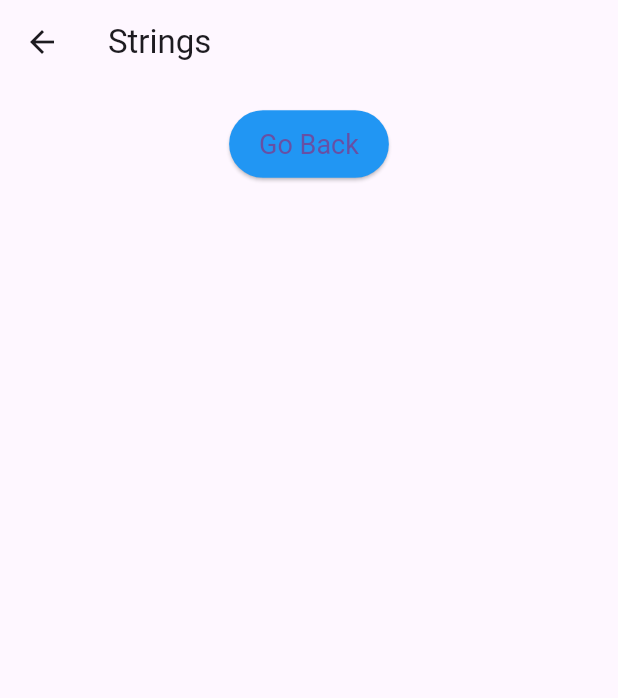
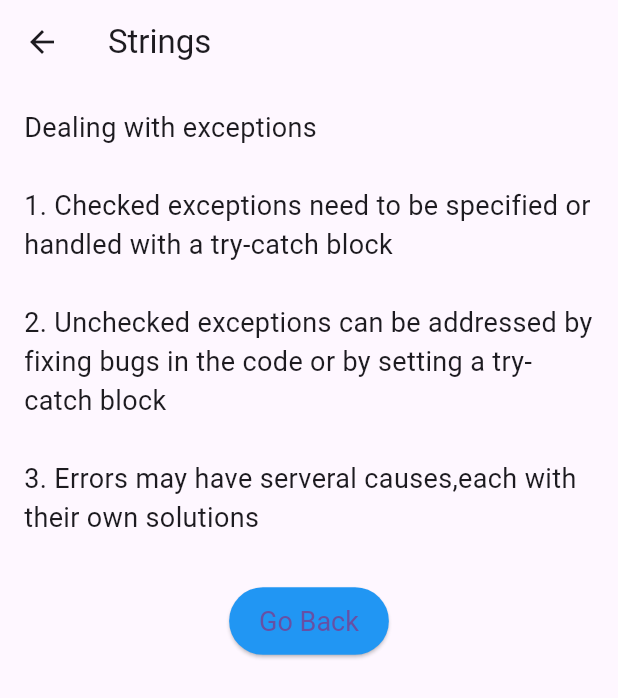
Before and after one commit to shiv9413/gkdownloader, a Flutter app: the screen it shows after launch, after a tap on "Strings", on a phone screen of 412 x 824 dp. Shown: the top 698 px of the screen. Run offline on Flutter 3.47's test engine with Material 3 defaults, Android fonts, the phone set to English and light mode, and no system bars.

Commit message:
Fix issue

```diff
--- a/lib/HomePage.dart
+++ b/lib/HomePage.dart
@@ -20,9 +20,9 @@ class _MyHomePageState extends State<HomePage> {
   @override
   Widget build(BuildContext context) {
     List<Widget> pages = [
-      screen1(context),
-      screen2(context),
-      screen3(context),
+      nav1(context),
+      nav2(context),
+      nav3(context),
     ];
 
     return Scaffold(
@@ -51,7 +51,7 @@ class _MyHomePageState extends State<HomePage> {
     );
   }
 
-  Widget screen1(BuildContext context) {
+  Widget nav1(BuildContext context) {
     return Column(
       mainAxisAlignment: MainAxisAlignment.center,
       children: [
@@ -110,7 +110,7 @@ class _MyHomePageState extends State<HomePage> {
     );
   }
 
-  Widget screen2(BuildContext context) {
+  Widget nav2(BuildContext context) {
     return Column(
       mainAxisAlignment: MainAxisAlignment.center,
       children: [
@@ -120,7 +120,7 @@ class _MyHomePageState extends State<HomePage> {
     );
   }
 
-  Widget screen3(BuildContext context) {
+  Widget nav3(BuildContext context) {
     return Column(
       mainAxisAlignment: MainAxisAlignment.center,
       children: [
@@ -139,9 +139,19 @@ class TopicScreen extends StatelessWidget {
   // Function to return content based on the topic
   Widget getContent() {
     switch (topic) {
-      case 'Arrays':
-        return screen1(); // Replace this with the actual content of screen1.dart
+      case 'Strings':
+        return Container(
+          padding: EdgeInsets.all(16.0),
+          child: Text(
+            "Dealing with exceptions \n\n"
+                "1. Checked exceptions need to be specified or handled with a try-catch block \n\n"
+                "2. Unchecked exceptions can be addressed by fixing bugs in the code or by setting a try- catch block \n\n"
+                "3. Errors may have serveral causes,each with their own solutions",
+            style: TextStyle(fontSize: 18.0),
+          ),
+        ); // Replace this with the actual content of screen1.dart
     // Add cases for other topics as needed
+      case 'Arrays'
       default:
         return Container(); // Empty container for unknown topics
     }
```
